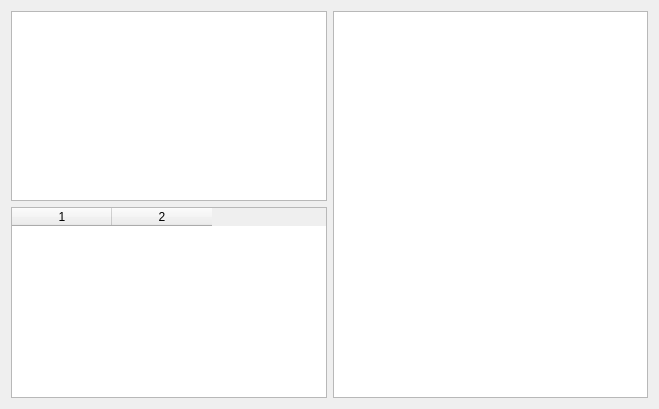
Above: DesktopApp/cocktailInfo.ui from Filaton/cnc before the change. Below: the same form after it.
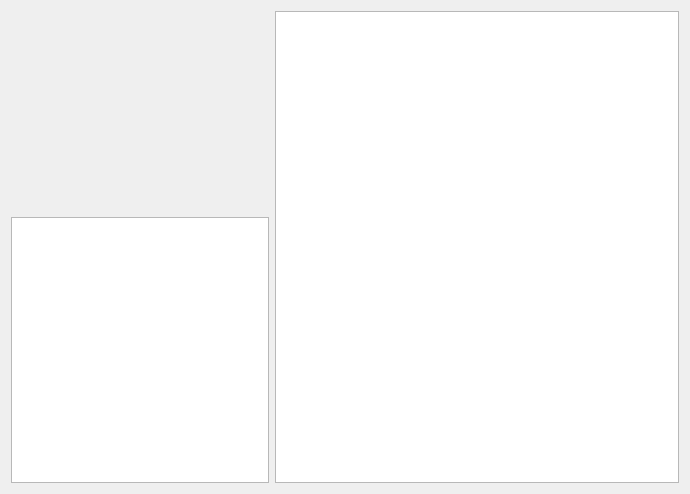
That is the form after the change. Icons and pictures are not drawn.

What changed in the file:
```diff
--- a/DesktopApp/cocktailInfo.ui
+++ b/DesktopApp/cocktailInfo.ui
@@ -6,8 +6,8 @@
    <rect>
     <x>0</x>
     <y>0</y>
-    <width>659</width>
-    <height>409</height>
+    <width>690</width>
+    <height>494</height>
    </rect>
   </property>
   <property name="windowTitle">
@@ -17,19 +17,59 @@
    <item>
     <layout class="QVBoxLayout" name="verticalLayout">
      <item>
-      <widget class="QGraphicsView" name="graphicsView"/>
+      <widget class="QLabel" name="cocktailPic">
+       <property name="sizePolicy">
+        <sizepolicy hsizetype="Maximum" vsizetype="Maximum">
+         <horstretch>0</horstretch>
+         <verstretch>0</verstretch>
+        </sizepolicy>
+       </property>
+       <property name="maximumSize">
+        <size>
+         <width>400</width>
+         <height>200</height>
+        </size>
+       </property>
+       <property name="text">
+        <string/>
+       </property>
+       <property name="pixmap">
+        <pixmap resource="resources.qrc">:/Pics/Pics/noAlk.png</pixmap>
+       </property>
+       <property name="scaledContents">
+        <bool>true</bool>
+       </property>
+      </widget>
      </item>
      <item>
-      <widget class="QTableWidget" name="tableWidget">
+      <widget class="QTableWidget" name="zutatenTable">
+       <property name="sizePolicy">
+        <sizepolicy hsizetype="Preferred" vsizetype="Preferred">
+         <horstretch>0</horstretch>
+         <verstretch>0</verstretch>
+        </sizepolicy>
+       </property>
+       <property name="sizeAdjustPolicy">
+        <enum>QAbstractScrollArea::AdjustToContents</enum>
+       </property>
+       <property name="gridStyle">
+        <enum>Qt::DashLine</enum>
+       </property>
        <property name="columnCount">
         <number>2</number>
        </property>
        <attribute name="horizontalHeaderVisible">
-        <bool>true</bool>
+        <bool>false</bool>
        </attribute>
        <attribute name="horizontalHeaderCascadingSectionResizes">
+        <bool>false</bool>
+       </attribute>
+       <attribute name="horizontalHeaderStretchLastSection">
         <bool>true</bool>
        </attribute>
+       <attribute name="verticalHeaderVisible">
+        <bool>false</bool>
+       </attribute>
        <column/>
        <column/>
       </widget>
@@ -37,7 +77,14 @@
     </layout>
    </item>
    <item>
-    <widget class="QTextBrowser" name="textBrowser"/>
+    <widget class="QTextBrowser" name="textBrowser">
+     <property name="sizePolicy">
+      <sizepolicy hsizetype="MinimumExpanding" vsizetype="MinimumExpanding">
+       <horstretch>0</horstretch>
+       <verstretch>0</verstretch>
+      </sizepolicy>
+     </property>
+    </widget>
    </item>
   </layout>
  </widget>
```
Left out of the diff: 4 changed lines with no effect on the pictures.
